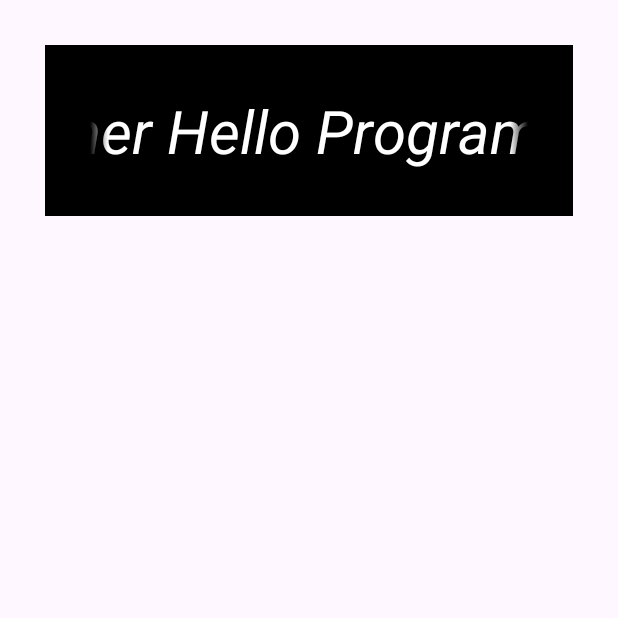
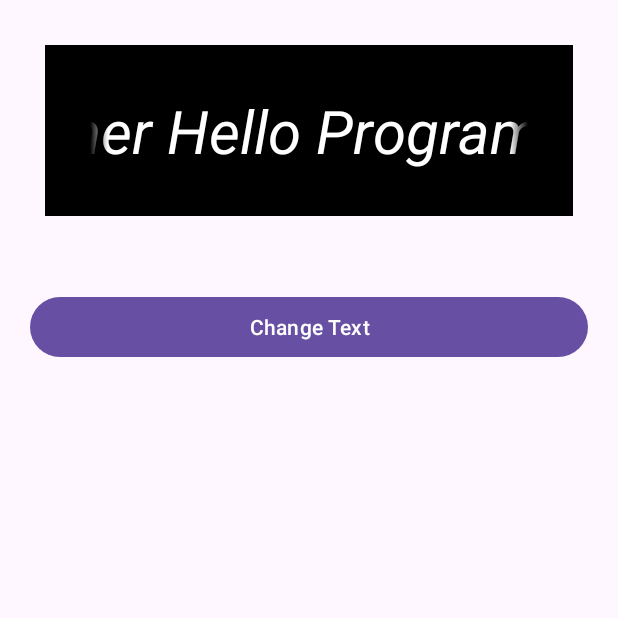
Before and after one commit to shamimcse1/Android_Tuotrials, an Android app: the screen it shows after launch (MainActivity), on a phone screen of 412 x 824 dp, the top half of it. Run offline under Robolectric (Android 15) with nearby library versions, the phone set to English and light mode, and no system bars.

Commit message:
All Button

```diff
--- a/app/src/main/java/com/codercamp/android_tuorials/MainActivity.kt
+++ b/app/src/main/java/com/codercamp/android_tuorials/MainActivity.kt
@@ -1,6 +1,7 @@
 package com.codercamp.android_tuorials
 
 import android.os.Bundle
+import android.widget.Button
 import android.widget.TextView
 import androidx.activity.enableEdgeToEdge
 import androidx.appcompat.app.AppCompatActivity
@@ -10,6 +11,8 @@ import androidx.core.view.WindowInsetsCompat
 class MainActivity : AppCompatActivity() {
 
     private lateinit var textView : TextView
+
+    private  lateinit var button : Button // Button Declaration
 
     override fun onCreate(savedInstanceState: Bundle?) {
         super.onCreate(savedInstanceState)
@@ -23,6 +26,9 @@ class MainActivity : AppCompatActivity() {
 
         textView = findViewById(R.id.textView)
 
+        // Button Initialization
+        button = findViewById(R.id.button)
+
         textView.setOnClickListener{v->
 
             textView.text = "Hello Programmer"
@@ -30,5 +36,17 @@ class MainActivity : AppCompatActivity() {
 
         textView.isSelected = true
 
+
+        // Button Click Event
+
+        button.setOnClickListener{
+            // Change Text
+            textView.text = "Hello World"
+            // Change Background Color
+            textView.setBackgroundColor(resources.getColor(R.color.green))
+            // Change Text Color
+            textView.setTextColor(resources.getColor(R.color.white))
+        }
+
     }
 }
--- a/app/src/main/res/layout/activity_main.xml
+++ b/app/src/main/res/layout/activity_main.xml
@@ -27,8 +27,17 @@
         android:singleLine="true"
         android:text="@string/hello_programmer">
 
-
     </TextView>
 
 
+    <Button
+        android:id="@+id/button"
+        android:layout_width="match_parent"
+        android:layout_height="wrap_content"
+        android:layout_margin="20dp"
+        android:text="Change Text">
+
+    </Button>
+
+
 </LinearLayout>
--- a/app/src/main/res/values/colors.xml
+++ b/app/src/main/res/values/colors.xml
@@ -2,4 +2,5 @@
 <resources>
     <color name="black">#FF000000</color>
     <color name="white">#FFFFFFFF</color>
+    <color name="green">#4CAF50</color>
 </resources>
```
